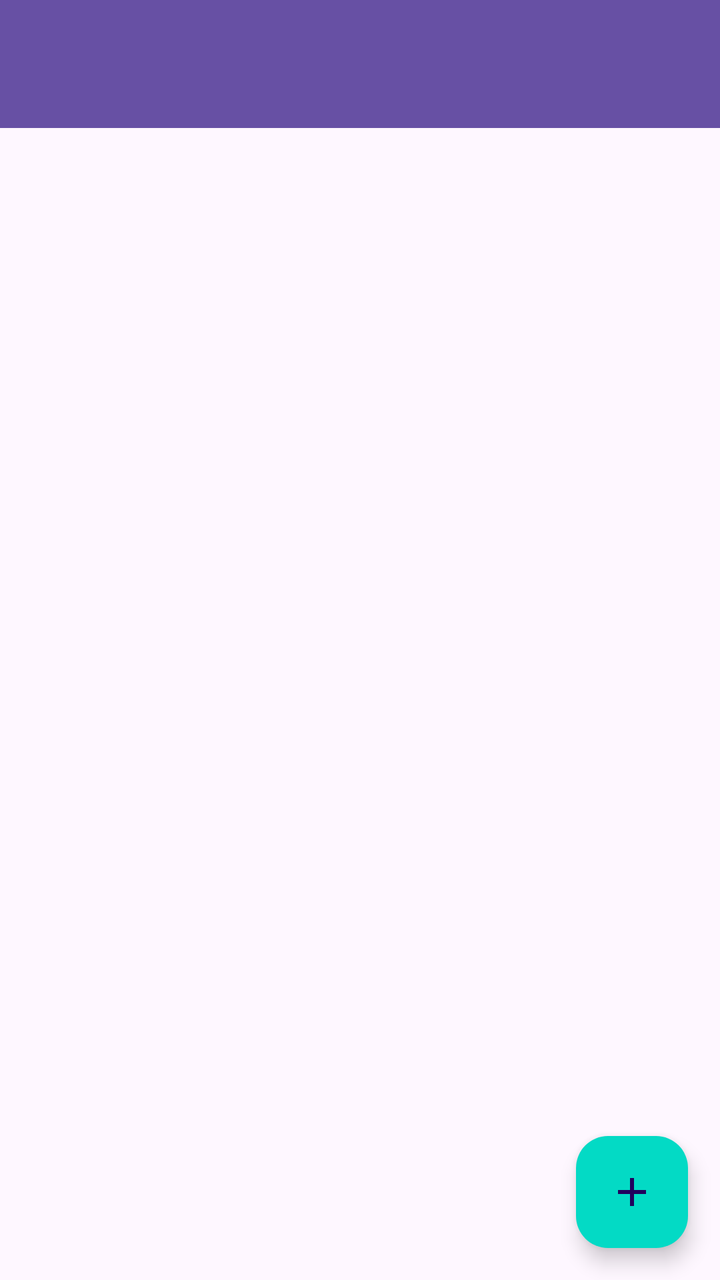
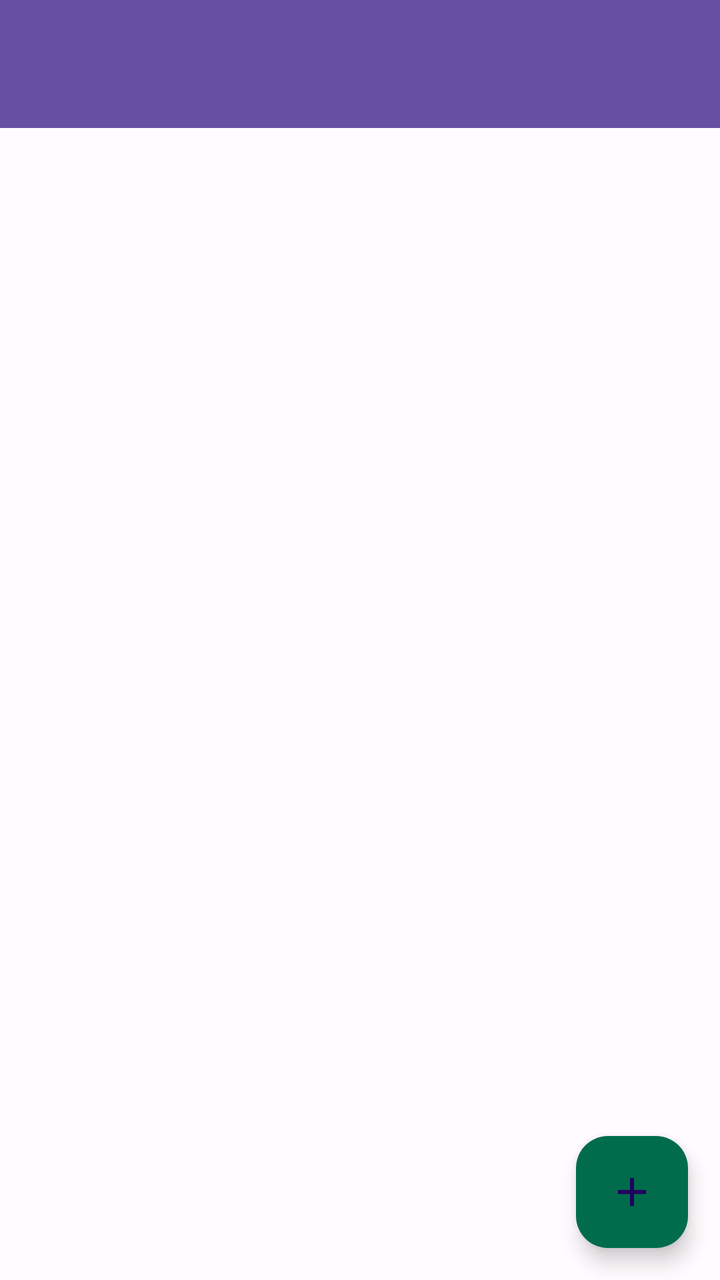

Before-and-after screenshots of an Android layout around one commit, followed by the original layout XML and the change that was made.
<!-- AndroidManifest.xml: activity theme Theme.AndewAI -->
<!-- res/layout/activity_model_browser.xml -->
<?xml version="1.0" encoding="utf-8"?>
<androidx.coordinatorlayout.widget.CoordinatorLayout 
    xmlns:android="http://schemas.android.com/apk/res/android"
    xmlns:app="http://schemas.android.com/apk/res-auto"
    android:layout_width="match_parent"
    android:layout_height="match_parent"
    android:background="@color/background">

    <com.google.android.material.appbar.AppBarLayout
        android:layout_width="match_parent"
        android:layout_height="wrap_content"
        android:theme="@style/ThemeOverlay.AppCompat.Dark.ActionBar">

        <androidx.appcompat.widget.Toolbar
            android:id="@+id/toolbar"
            android:layout_width="match_parent"
            android:layout_height="?attr/actionBarSize"
            android:background="?attr/colorPrimary"
            app:popupTheme="@style/ThemeOverlay.AppCompat.Light" />
    </com.google.android.material.appbar.AppBarLayout>

    <androidx.recyclerview.widget.RecyclerView
        android:id="@+id/modelRecyclerView"
        android:layout_width="match_parent"
        android:layout_height="match_parent"
        android:padding="16dp"
        android:clipToPadding="false"
        app:layout_behavior="@string/appbar_scrolling_view_behavior" />

    <com.google.android.material.floatingactionbutton.FloatingActionButton
        android:id="@+id/fabImport"
        android:layout_width="wrap_content"
        android:layout_height="wrap_content"
        android:layout_gravity="bottom|end"
        android:layout_margin="16dp"
        android:src="@drawable/ic_add"
        android:contentDescription="Import Model"
        android:backgroundTint="@color/colorAccent" />
</androidx.coordinatorlayout.widget.CoordinatorLayout>
<!-- resources referenced by this layout -->
<resources>
  <!-- drawable ic_add (drawable) -->
  <?xml version="1.0" encoding="utf-8"?>
  <vector xmlns:android="http://schemas.android.com/apk/res/android"
      android:width="24dp"
      android:height="24dp"
      android:viewportWidth="24"
      android:viewportHeight="24"
      android:tint="?attr/colorOnSecondary">
      <path
          android:fillColor="@android:color/white"
          android:pathData="M19,13h-6v6h-2v-6H5v-2h6V5h2v6h6v2z"/>
  </vector>
  <color name="colorPrimary">#6750A4</color>
  <color name="colorPrimaryVariant">#4F378B</color>
  <color name="colorOnPrimary">#FFFFFF</color>
  <color name="colorSecondary">#006C4C</color>
  <color name="colorSecondaryVariant">#00533C</color>
  <color name="colorOnSecondary">#FFFFFF</color>
  <color name="colorError">#BA1A1A</color>
  <color name="colorOnError">#FFFFFF</color>
  <color name="colorSurface">#FFFBFE</color>
  <color name="colorOnSurface">#1C1B1F</color>
  <color name="colorSurfaceVariant">#E7E0EC</color>
  <color name="colorOnSurfaceVariant">#49454F</color>
  <color name="colorOutline">#79747E</color>
  <color name="colorOutlineVariant">#CAC4D0</color>
  <color name="colorPrimaryContainer">#EADDFF</color>
  <color name="colorOnPrimaryContainer">#21005D</color>
  <color name="colorSecondaryContainer">#A7F0D0</color>
  <color name="colorOnSecondaryContainer">#002115</color>
  <color name="colorTertiary">#7D5260</color>
  <color name="colorOnTertiary">#FFFFFF</color>
  <color name="colorTertiaryContainer">#FFD8E4</color>
  <color name="colorOnTertiaryContainer">#31111D</color>
  <!-- unchanged entries left out for length: 1 -->
</resources>

<!-- the commit's change to res/layout/activity_model_browser.xml (unified diff, before → after) -->
@@ -4,7 +4,7 @@
     xmlns:app="http://schemas.android.com/apk/res-auto"
     android:layout_width="match_parent"
     android:layout_height="match_parent"
-    android:background="@color/background">
+    android:background="@color/colorBackground">
 
     <com.google.android.material.appbar.AppBarLayout
         android:layout_width="match_parent"
@@ -16,7 +16,7 @@
             android:layout_width="match_parent"
             android:layout_height="?attr/actionBarSize"
             android:background="?attr/colorPrimary"
-            app:popupTheme="@style/ThemeOverlay.AppCompat.Light" />
+            app:popupTheme="@style/ThemeOverlay.Material3.Light" />
     </com.google.android.material.appbar.AppBarLayout>
 
     <androidx.recyclerview.widget.RecyclerView
@@ -35,5 +35,5 @@
         android:layout_margin="16dp"
         android:src="@drawable/ic_add"
         android:contentDescription="Import Model"
-        android:backgroundTint="@color/colorAccent" />
+        android:backgroundTint="@color/colorSecondary" />
 </androidx.coordinatorlayout.widget.CoordinatorLayout>
<!-- resource entries referenced after the edit -->
@@ -1,5 +1,6 @@
 <!-- resources referenced by this layout -->
 <resources>
+  <color name="colorBackground">#FFFBFE</color>
   <!-- drawable ic_add (drawable) -->
   <?xml version="1.0" encoding="utf-8"?>
   <vector xmlns:android="http://schemas.android.com/apk/res/android"
